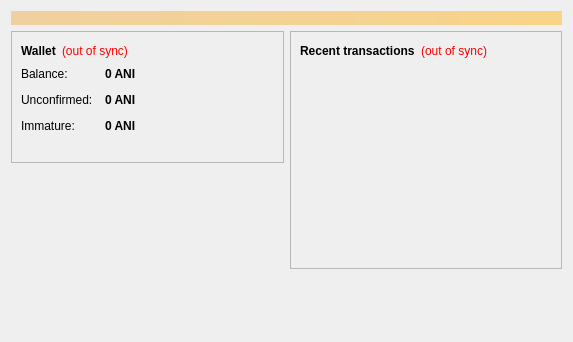
Old version of the form src/qt/forms/overviewpage.ui in the repository Animecointeam/Animecoin.
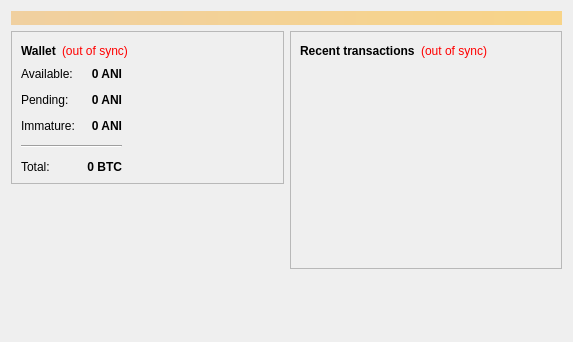
New version of the form. Icons and pictures are not drawn.

The edit to the form file:
```diff
--- a/src/qt/forms/overviewpage.ui
+++ b/src/qt/forms/overviewpage.ui
@@ -90,7 +90,9 @@
            </layout>
           </item>
           <item>
-           <layout class="QFormLayout" name="formLayout_2">
+        <layout class="QHBoxLayout" name="horizontalLayout_3">
+           <item>
+		<layout class="QFormLayout" name="formLayout_2">
             <property name="fieldGrowthPolicy">
              <enum>QFormLayout::AllNonFixedFieldsGrow</enum>
             </property>
@@ -103,7 +105,7 @@
             <item row="0" column="0">
              <widget class="QLabel" name="label">
               <property name="text">
-               <string>Balance:</string>
+               <string>Available:</string>
               </property>
              </widget>
             </item>
@@ -124,6 +126,9 @@
               <property name="text">
                <string notr="true">0 ANI</string>
               </property>
+              <property name="alignment">
+               <set>Qt::AlignRight|Qt::AlignTrailing|Qt::AlignVCenter</set>
+               </property>
               <property name="textInteractionFlags">
                <set>Qt::LinksAccessibleByMouse|Qt::TextSelectableByKeyboard|Qt::TextSelectableByMouse</set>
               </property>
@@ -132,7 +137,7 @@
             <item row="1" column="0">
              <widget class="QLabel" name="label_3">
               <property name="text">
-               <string>Unconfirmed:</string>
+               <string>Pending:</string>
               </property>
              </widget>
             </item>
@@ -153,6 +158,9 @@
               <property name="text">
                <string notr="true">0 ANI</string>
               </property>
+              <property name="alignment">
+               <set>Qt::AlignRight|Qt::AlignTrailing|Qt::AlignVCenter</set>
+               </property>
               <property name="textInteractionFlags">
                <set>Qt::LinksAccessibleByMouse|Qt::TextSelectableByKeyboard|Qt::TextSelectableByMouse</set>
               </property>
@@ -179,31 +187,69 @@
               <property name="text">
                <string notr="true">0 ANI</string>
               </property>
+              <property name="alignment">
+               <set>Qt::AlignRight|Qt::AlignTrailing|Qt::AlignVCenter</set>
+               </property>
               <property name="textInteractionFlags">
                <set>Qt::LinksAccessibleByMouse|Qt::TextSelectableByKeyboard|Qt::TextSelectableByMouse</set>
               </property>
              </widget>
             </item>
+                       <item row="4" column="0">
+             <widget class="QLabel" name="labelTotalText">
+              <property name="text">
+               <string>Total:</string>
+              </property>
+             </widget>
+            </item>
+            <item row="4" column="1">
+             <widget class="QLabel" name="labelTotal">
+              <property name="font">
+               <font>
+                <weight>75</weight>
+                <bold>true</bold>
+               </font>
+              </property>
+              <property name="cursor">
+               <cursorShape>IBeamCursor</cursorShape>
+              </property>
+              <property name="toolTip">
+               <string>Your current total balance</string>
+              </property>
+              <property name="text">
+               <string notr="true">0 BTC</string>
+              </property>
+              <property name="alignment">
+               <set>Qt::AlignRight|Qt::AlignTrailing|Qt::AlignVCenter</set>
+              </property>
+              <property name="textInteractionFlags">
+               <set>Qt::LinksAccessibleByMouse|Qt::TextSelectableByKeyboard|Qt::TextSelectableByMouse</set>
+              </property>
+             </widget>
+            </item>
+            <item row="3" column="0" colspan="2">
+             <widget class="Line" name="line">
+              <property name="orientation">
+               <enum>Qt::Horizontal</enum>
+              </property>
+             </widget>
+            </item>
            </layout>
           </item>
-          <item>
-           <widget class="QLabel" name="label_wallet_bgcoin">
-            <property name="text">
-             <string/>
-            </property>
-            <property name="pixmap">
-             <pixmap resource="../bitcoin.qrc">:/images/wallet_bgcoin</pixmap>
-            </property>
-            <property name="scaledContents">
-             <bool>false</bool>
-            </property>
-            <property name="alignment">
-             <set>Qt::AlignCenter</set>
-            </property>
-            <property name="margin">
-             <number>-2</number>
-            </property>
-           </widget>
+            <item>
+             <spacer name="horizontalSpacer_3">
+              <property name="orientation">
+               <enum>Qt::Horizontal</enum>
+              </property>
+              <property name="sizeHint" stdset="0">
+               <size>
+                <width>40</width>
+                <height>20</height>
+               </size>
+              </property>
+             </spacer>
+            </item>
+           </layout>
           </item>
          </layout>
         </widget>
```
Left out of the diff: 8 changed lines with no effect on the pictures.
